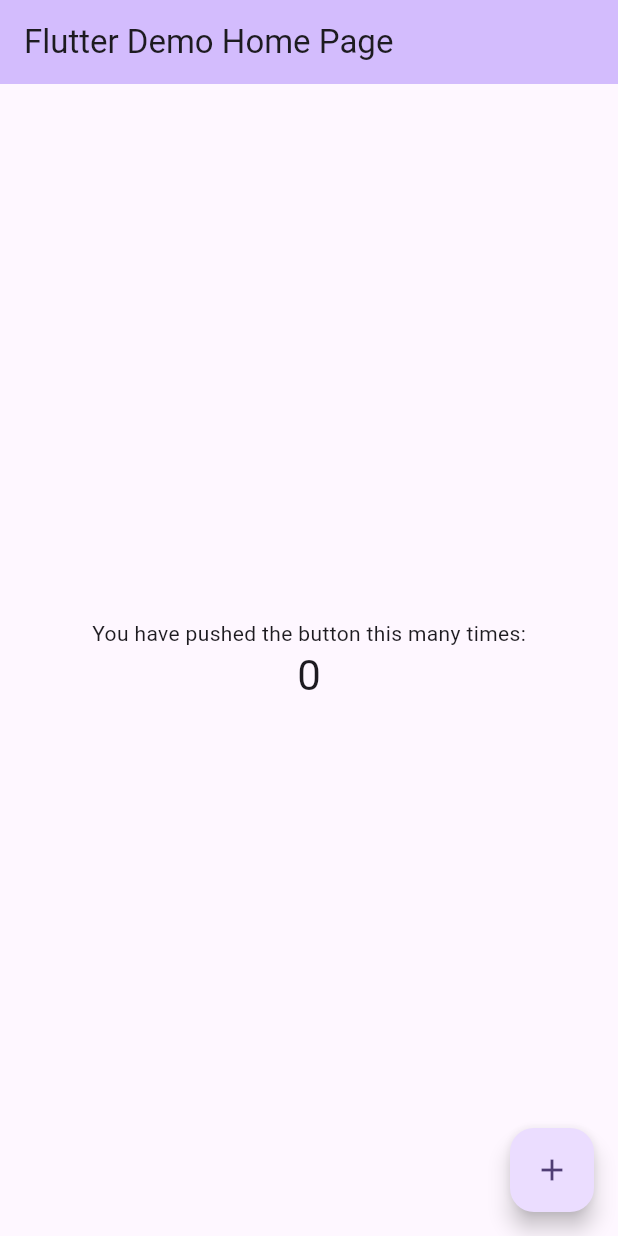
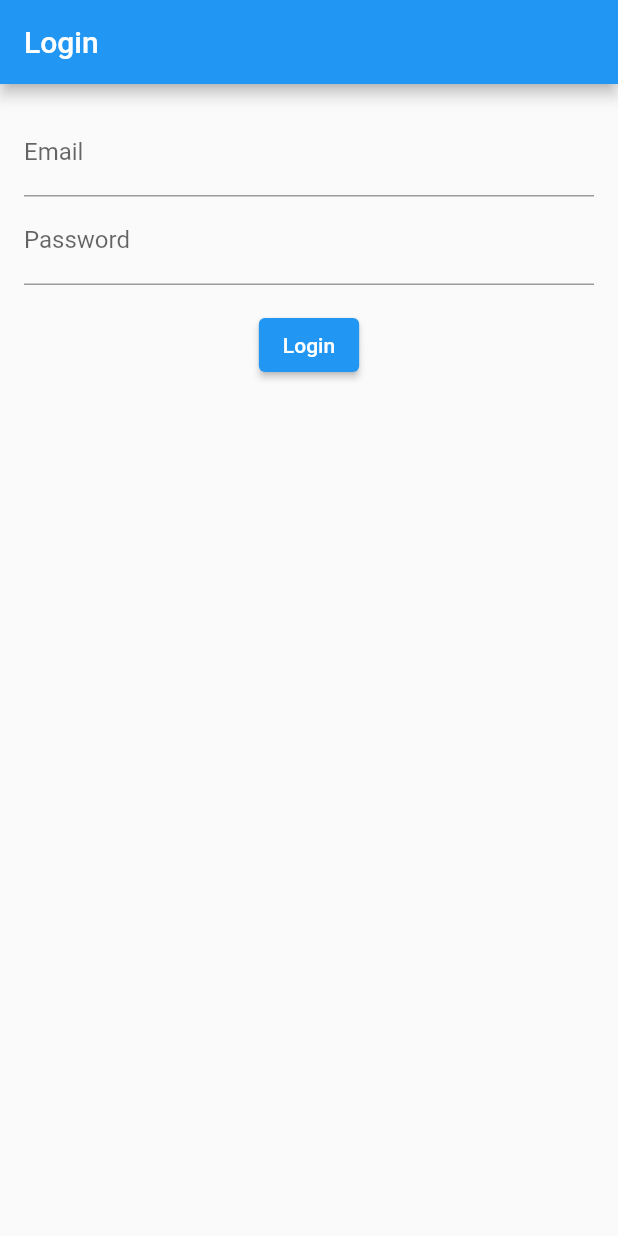
Before and after one commit to Zetakai/pintar, a Flutter app: the screen it shows after launch, on a phone screen of 412 x 824 dp. Run offline on Flutter 3.47's test engine with Material 2 defaults, Android fonts, the phone set to English and light mode, and no system bars; drawn by our look-alikes of flutter_form_builder; our stand-ins replace dio, form_builder_validators.

Commit message:
added login screen

```diff
--- /dev/null
+++ b/lib/login_screen.dart
@@ -0,0 +1,75 @@
+import 'package:flutter/material.dart';
+import 'package:flutter_form_builder/flutter_form_builder.dart';
+import 'package:dio/dio.dart';
+import 'package:form_builder_validators/form_builder_validators.dart';
+
+class LoginPage extends StatefulWidget {
+  @override
+  _LoginPageState createState() => _LoginPageState();
+}
+
+class _LoginPageState extends State<LoginPage> {
+  final GlobalKey<FormBuilderState> _formKey = GlobalKey<FormBuilderState>();
+  final TextEditingController _emailController = TextEditingController();
+  final TextEditingController _passwordController = TextEditingController();
+  final Dio _dio = Dio();
+
+  Future<void> _login() async {
+    if (_formKey.currentState!.validate()) {
+      _formKey.currentState!.save();
+      try {
+        final response = await _dio.post(
+          'https://your-api-url.com/login',
+          data: {
+            'email': _emailController.text,
+            'password': _passwordController.text,
+          },
+        );
+        // Handle successful login response
+      } on DioError catch (e) {
+        // Handle login error
+      }
+    }
+  }
+
+  @override
+  Widget build(BuildContext context) {
+    return Scaffold(
+      appBar: AppBar(title: Text('Login')),
+      body: Padding(
+        padding: EdgeInsets.all(16.0),
+        child: FormBuilder(
+          key: _formKey,
+          child: Column(
+            children: [
+              FormBuilderTextField(
+                name: 'email',
+                controller: _emailController,
+                decoration: InputDecoration(labelText: 'Email'),
+                keyboardType: TextInputType.emailAddress,
+                validator: FormBuilderValidators.compose([
+                  FormBuilderValidators.required(),
+                  FormBuilderValidators.email(),
+                ]),
+              ),
+              FormBuilderTextField(
+                name: 'password',
+                controller: _passwordController,
+                decoration: InputDecoration(labelText: 'Password'),
+                obscureText: true,
+                validator: FormBuilderValidators.compose([
+                  FormBuilderValidators.required()
+                ]),
+              ),
+              SizedBox(height: 16),
+              ElevatedButton(
+                onPressed: _login,
+                child: Text('Login'),
+              ),
+            ],
+          ),
+        ),
+      ),
+    );
+  }
+}
--- a/lib/main.dart
+++ b/lib/main.dart
@@ -1,5 +1,5 @@
 import 'package:flutter/material.dart';
-
+import 'login_screen.dart';
 void main() {
   runApp(const MyApp());
 }
@@ -11,28 +11,10 @@ class MyApp extends StatelessWidget {
   @override
   Widget build(BuildContext context) {
     return MaterialApp(
-      title: 'Flutter Demo',
-      theme: ThemeData(
-        // This is the theme of your application.
-        //
-        // TRY THIS: Try running your application with "flutter run". You'll see
-        // the application has a blue toolbar. Then, without quitting the app,
-        // try changing the seedColor in the colorScheme below to Colors.green
-        // and then invoke "hot reload" (save your changes or press the "hot
-        // reload" button in a Flutter-supported IDE, or press "r" if you used
-        // the command line to start the app).
-        //
-        // Notice that the counter didn't reset back to zero; the application
-        // state is not lost during the reload. To reset the state, use hot
-        // restart instead.
-        //
-        // This works for code too, not just values: Most code changes can be
-        // tested with just a hot reload.
-        colorScheme: ColorScheme.fromSeed(seedColor: Colors.deepPurple),
-        useMaterial3: true,
-      ),
-      home: const MyHomePage(title: 'Flutter Demo Home Page'),
+      title: 'My App',
+      home: LoginPage(), // <-- Use an instance of the LoginPage widget here
     );
+
   }
 }
 
```
